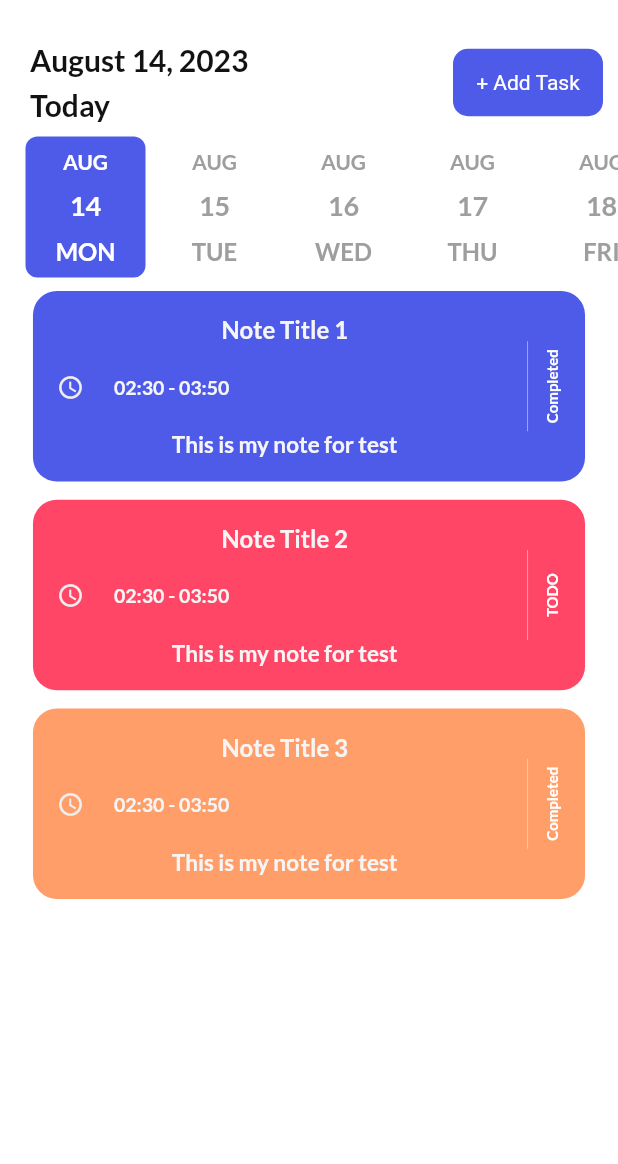
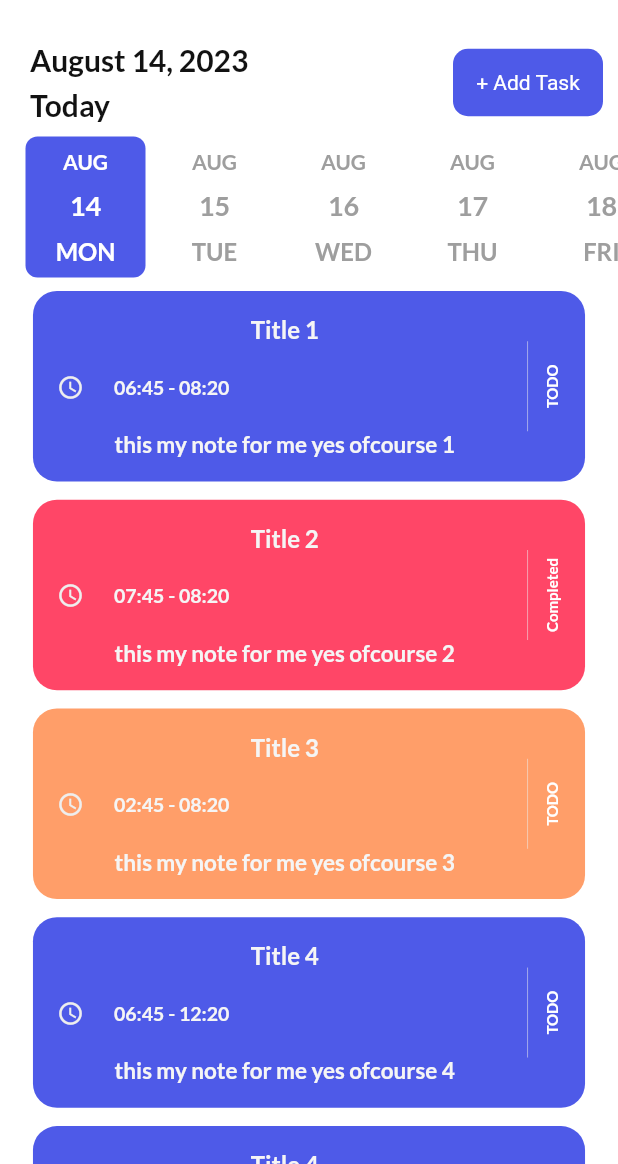
Before and after one commit to dev-KarimAhmed/to_do_app_getx_sqflit, a Flutter app: the screen it shows after launch, on a phone screen of 412 x 824 dp, the part 72-1236 px from its top. Run offline on Flutter 3.47's test engine with Material 2 defaults, Android fonts, the phone set to English and light mode, and no system bars; drawn by our look-alikes of date_picker_timeline; our stand-ins replace flutter_local_notifications, flutter_staggered_animations, flutter_svg, get, get_storage, google_fonts and 1 more.

Commit message:
showTask method was created

```diff
--- a/lib/controllers/task_controller.dart
+++ b/lib/controllers/task_controller.dart
@@ -3,6 +3,47 @@ import 'package:get/get_state_manager/src/simple/get_controllers.dart';
 import '../models/task.dart';
 
 class TaskController extends GetxController {
-  final List taskList = <Task>[];
+  final List taskList = <Task>[
+    Task(
+      title: 'Title 1',
+      note: 'this my note for me yes ofcourse 1',
+      isCompleted: 0,
+      startTime: '06:45',
+      endTime: '08:20',
+      color: 0,
+    ),
+    Task(
+      title: 'Title 2',
+      note: 'this my note for me yes ofcourse 2',
+      isCompleted: 1,
+      startTime: '07:45',
+      endTime: '08:20',
+      color: 1,
+    ),
+    Task(
+      title: 'Title 3',
+      note: 'this my note for me yes ofcourse 3',
+      isCompleted: 0,
+      startTime: '02:45',
+      endTime: '08:20',
+      color: 2,
+    ),
+    Task(
+      title: 'Title 4',
+      note: 'this my note for me yes ofcourse 4',
+      isCompleted: 0,
+      startTime: '06:45',
+      endTime: '12:20',
+      color: 0,
+    ),
+    Task(
+      title: 'Title 4',
+      note: 'this my note for me yes ofcourse 4',
+      isCompleted: 0,
+      startTime: '06:45',
+      endTime: '12:20',
+      color: 0,
+    ),
+  ];
   getTasks() {}
 }
--- a/lib/ui/pages/home_page.dart
+++ b/lib/ui/pages/home_page.dart
@@ -1,5 +1,6 @@
 import 'package:date_picker_timeline/date_picker_widget.dart';
 import 'package:flutter/material.dart';
+import 'package:flutter_staggered_animations/flutter_staggered_animations.dart';
 import 'package:flutter_svg/svg.dart';
 import 'package:get/get.dart';
 import 'package:google_fonts/google_fonts.dart';
@@ -25,6 +26,7 @@ class HomePage extends StatefulWidget {
 }
 
 class _HomePageState extends State<HomePage> {
+  TaskController taskController = TaskController();
   late NotifyHelper notifyHelper;
   void initState() {
     super.initState();
@@ -77,34 +79,7 @@ class _HomePageState extends State<HomePage> {
               SizedBox(
                 height: 6,
               ),
-              Expanded(child: noTaskMsg()),
-              // Expanded(
-              //   child: Stack(
-              //     children: [
-              //       SingleChildScrollView(
-              //         child: Wrap(
-              //           direction: Axis.horizontal,
-              //           children: [
-              //             Text(
-              //               'You have not any Tasks yet!\nAdd Tasks to make your day productive',
-              //               style: subTitleStyle,
-              //               textAlign: TextAlign.center,
-              //             ),
-              //           ],
-              //         ),
-              //       ),
-              //     ],
-              //   ),
-              //  Obx(
-              //   () {
-              //     if (TaskController().taskList.isEmpty) {
-              //       return noTaskMsg();
-              //     } else {
-              //       return Container();
-              //     }
-              //   },
-              // ),
-              //),
+              showTask(),
             ],
           ),
         ),
@@ -178,7 +153,7 @@ class _HomePageState extends State<HomePage> {
             label: '+ Add Task',
             onTap: () async {
               await Get.to(AddTaskPage());
-              TaskController().getTasks();
+              taskController.getTasks();
             },
           ),
         ],
@@ -186,97 +161,76 @@ class _HomePageState extends State<HomePage> {
     );
   }
 
-  Widget noTaskMsg() {
-    return Column(
-      children: [
-        GestureDetector(
+  showTask() {
+    return Expanded(
+      child: ListView.builder(
+          scrollDirection: SizeConfig.orientation == Orientation.landscape
+              ? Axis.horizontal
+              : Axis.vertical,
+          itemCount: taskController.taskList.length,
+          itemBuilder: (BuildContext context, int index) {
+            var task = taskController.taskList[index];
+            return AnimationConfiguration.staggeredList(
+              position: index,
+              duration: Duration(milliseconds: 1000),
+              child: SlideAnimation(
+                horizontalOffset: 300,
+                child: FadeInAnimation(
+                  child: GestureDetector(
                     onTap: () {
-            showModelSheent(
-              context,
-              Task(
-                title: 'Note Title 1',
-                note: 'This is my note for test',
-                isCompleted: 0,
-                startTime: '02:30',
-                endTime: '03:50',
-                color: 0,
-              ),
-            );
+                      showModelSheent(context, task);
                     },
-          child: TaskTile(
-            Task(
-              title: 'Note Title 1',
-              note: 'This is my note for test',
-              isCompleted: 1,
-              startTime: '02:30',
-              endTime: '03:50',
-              color: 0,
+                    child: TaskTile(task),
                   ),
                 ),
               ),
-        TaskTile(
-          Task(
-            title: 'Note Title 2',
-            note: 'This is my note for test',
-            isCompleted: 0,
-            startTime: '02:30',
-            endTime: '03:50',
-            color: 1,
+            );
+          }),
+    );
+  }
+
+  Widget noTaskMsg() {
+    return Stack(
+      children: [
+        AnimatedPositioned(
+          duration: Duration(milliseconds: 2000),
+          child: SingleChildScrollView(
+            child: Wrap(
+              direction: SizeConfig.orientation == Orientation.landscape
+                  ? Axis.horizontal
+                  : Axis.vertical,
+              alignment: WrapAlignment.center,
+              crossAxisAlignment: WrapCrossAlignment.center,
+              children: [
+                SizeConfig.orientation == Orientation.landscape
+                    ? SizedBox(
+                        height: 6,
+                      )
+                    : SizedBox(
+                        height: 220,
+                      ),
+                SvgPicture.asset(
+                  'assets/images/task.svg',
+                  height: 90,
+                  color: primaryClr.withOpacity(0.5),
+                  semanticsLabel: 'Task',
+                ),
+                Padding(
+                  padding:
+                      const EdgeInsets.symmetric(horizontal: 20, vertical: 10),
+                  child: Text(
+                    'You have not any Tasks yet!\nAdd Tasks to make your day productive',
+                    style: subTitleStyle,
+                    textAlign: TextAlign.center,
                   ),
                 ),
-        TaskTile(
-          Task(
-            title: 'Note Title 3',
-            note: 'This is my note for test',
-            isCompleted: 1,
-            startTime: '02:30',
-            endTime: '03:50',
-            color: 2,
+              ],
+            ),
           ),
         ),
       ],
     );
-    //   return Stack(
-    //     children: [
-    //       AnimatedPositioned(
-    //         duration: Duration(milliseconds: 2000),
-    //         child: SingleChildScrollView(
-    //           child: Wrap(
-    //             direction: SizeConfig.orientation == Orientation.landscape
-    //                 ? Axis.horizontal
-    //                 : Axis.vertical,
-    //             alignment: WrapAlignment.center,
-    //             crossAxisAlignment: WrapCrossAlignment.center,
-    //             children: [
-    //               SizeConfig.orientation == Orientation.landscape
-    //                   ? SizedBox(
-    //                       height: 6,
-    //                     )
-    //                   : SizedBox(
-    //                       height: 220,
-    //                     ),
-    //               SvgPicture.asset(
-    //                 'assets/images/task.svg',
-    //                 height: 90,
-    //                 color: primaryClr.withOpacity(0.5),
-    //                 semanticsLabel: 'Task',
-    //               ),
-    //               Padding(
-    //                 padding:
-    //                     const EdgeInsets.symmetric(horizontal: 20, vertical: 10),
-    //                 child: Text(
-    //                   'You have not any Tasks yet!\nAdd Tasks to make your day productive',
-    //                   style: subTitleStyle,
-    //                   textAlign: TextAlign.center,
-    //                 ),
-    //               ),
-    //             ],
-    //           ),
-    //         ),
-    //       ),
-    //     ],
-    //   );
-    // }
+  }
 }
 
 showModelSheent(BuildContext context, Task task) {
@@ -378,4 +332,3 @@ class _HomePageState extends State<HomePage> {
     ),
   );
 }
-}
--- a/pubspec.yaml
+++ b/pubspec.yaml
@@ -46,6 +46,7 @@ dependencies:
   flutter_native_timezone: ^2.0.0
   flutter_local_notifications: ^15.1.0+1
   flutter_launcher_icons: ^0.13.1
+  flutter_staggered_animations: ^1.1.1
 
 dev_dependencies:
   flutter_test:
```
Also changed, not shown: pubspec.lock. Lines whose indentation alone changed are shown as unchanged.
